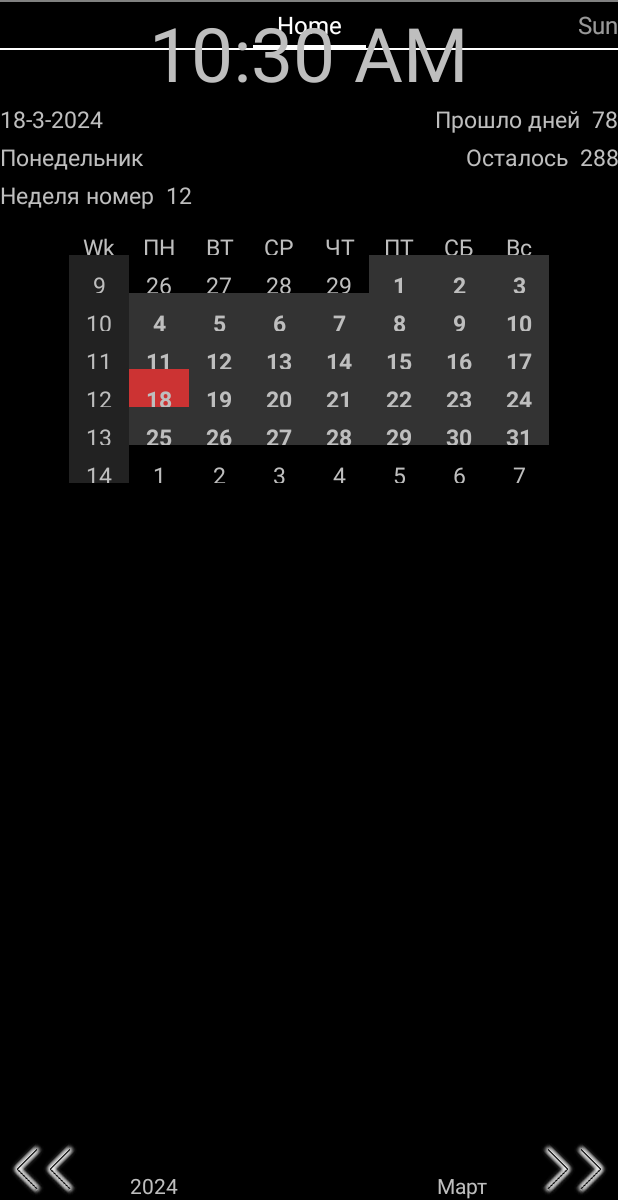
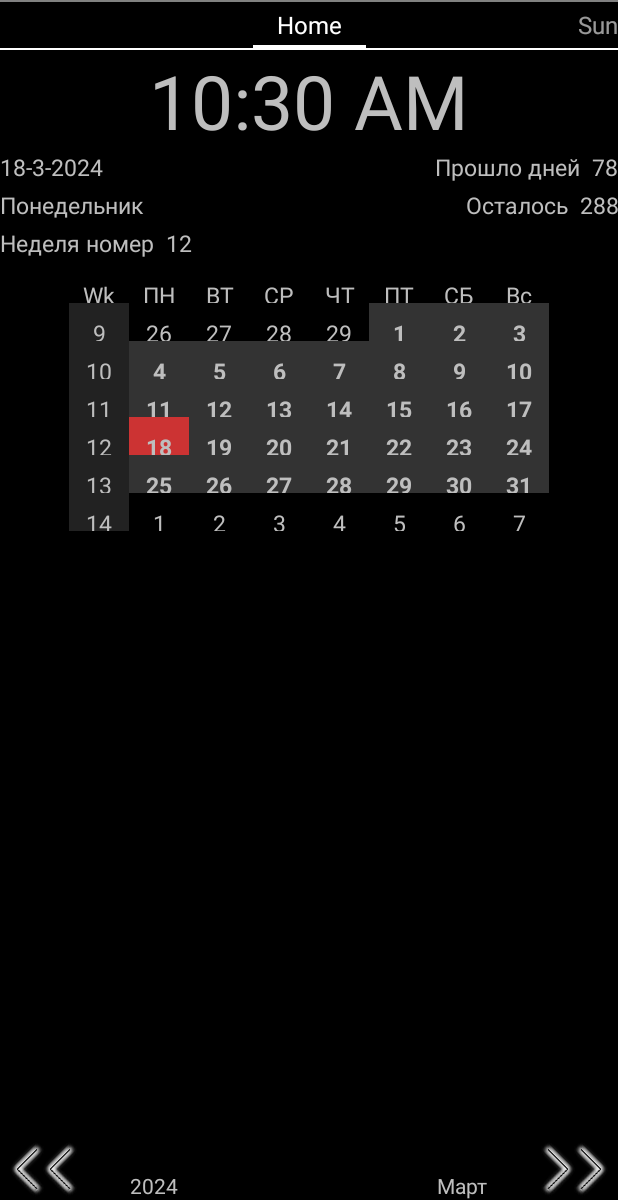
Before and after one commit to simfeo/Horologium, an Android app: the screen it shows after launch (AstronomyActivity), on a phone screen of 412 x 824 dp, the part 36-1236 px from its top. Run offline under Robolectric (Android 15) with nearby library versions, the phone set to English and light mode, and no system bars; network calls fail.

```diff
--- a/app/src/main/res/layout/mainest_one.xml
+++ b/app/src/main/res/layout/mainest_one.xml
@@ -14,7 +14,8 @@
             android:id="@+id/pagerTabStrip"
             android:layout_width="match_parent"
             android:layout_height="wrap_content"
-            android:layout_gravity="bottom|top"></android.support.v4.view.PagerTabStrip>
+            android:layout_gravity="top" >
+        </android.support.v4.view.PagerTabStrip>
     </android.support.v4.view.ViewPager>
 
 </RelativeLayout>
```
